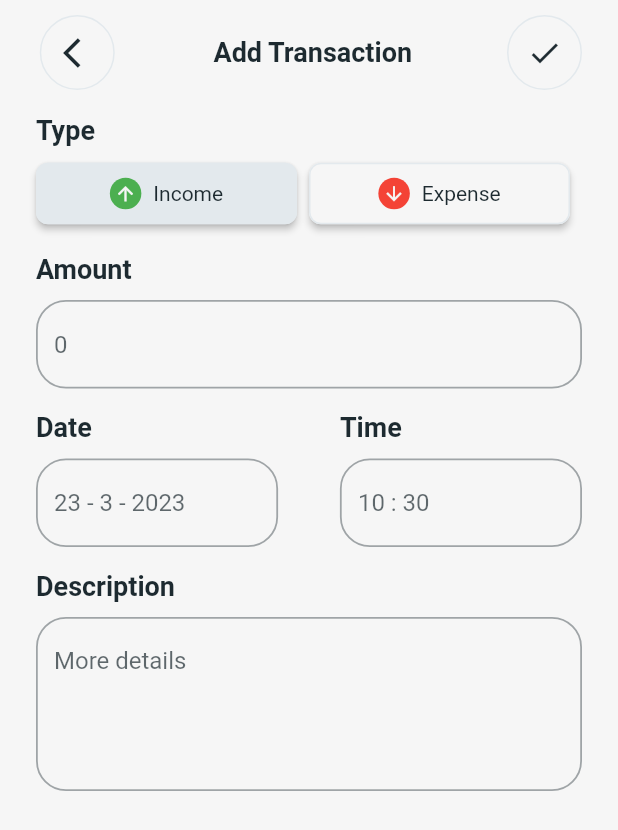
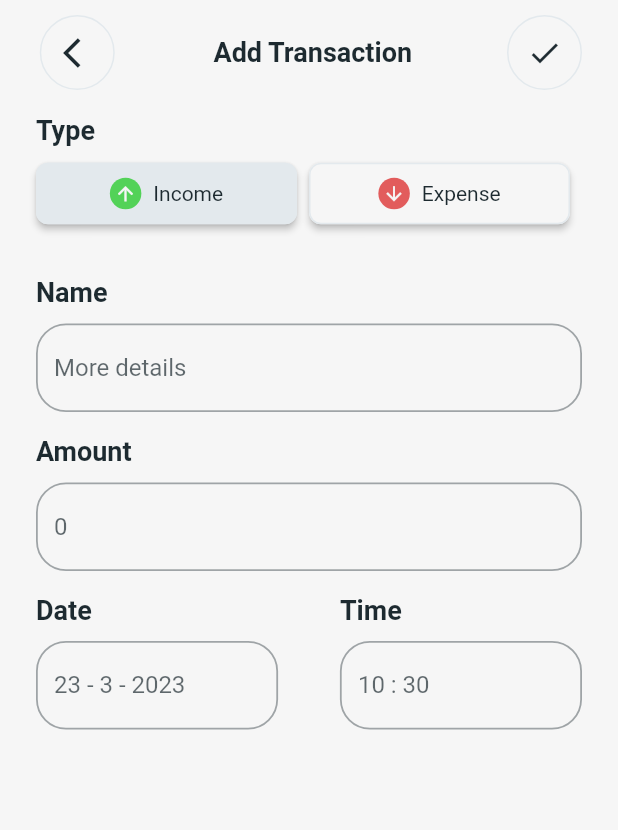
Before and after one commit to wiredsandbox/fundli-app, a Flutter app: the CreateTransactions screen opened directly, on a phone screen of 412 x 824 dp. Shown: the top 830 px of the screen. Run offline on Flutter 3.47's test engine with Material 2 defaults, Android fonts, the phone set to English and light mode, and no system bars; our stand-ins replace dio; accounts and stored records are empty.

Commit message:
update create transaction layout and changed primary swatch

```diff
--- a/lib/main.dart
+++ b/lib/main.dart
@@ -26,6 +26,7 @@ class MyApp extends StatelessWidget {
   Widget build(BuildContext context) {
     return MaterialApp(
       theme: ThemeData(
+        primarySwatch: Colors.blueGrey,
         scaffoldBackgroundColor: kScaffoldBackground,
         textTheme: const TextTheme(
           bodyMedium: TextStyle(
--- a/lib/pages/create_transactions.dart
+++ b/lib/pages/create_transactions.dart
@@ -116,7 +116,7 @@ class _CreateTransactionsState extends State<CreateTransactions> {
                       'label': 'Income',
                       'icon': const {
                         'iconData': Icons.arrow_upward_outlined,
-                        'color': Colors.green,
+                        'color': Color(0xff53D258),
                         'containerIcon': true,
                       },
                       'onTap': () {
@@ -129,7 +129,7 @@ class _CreateTransactionsState extends State<CreateTransactions> {
                       'label': 'Expense',
                       'icon': const {
                         'iconData': Icons.arrow_downward_outlined,
-                        'color': Colors.red,
+                        'color': Color(0xffE25C5C),
                         'containerIcon': true,
                       },
                       'onTap': () {
@@ -140,51 +140,20 @@ class _CreateTransactionsState extends State<CreateTransactions> {
                     }
                   ],
                 ),
-                // AddTransactionCategory(
-                //   categoryName: "Category",
-                //   currentSelected: categoryIndex,
-                //   buttonDetails: [
-                //     {
-                //       'label': 'Shopping',
-                //       'icon': const {
-                //         'iconData': Icons.shopping_bag_outlined,
-                //         'color': Colors.green,
-                //         'containerIcon': false,
-                //       },
-                //       'onTap': () {
-                //         setState(() {
-                //           categoryIndex = 0;
-                //         });
-                //       }
-                //     },
-                //     {
-                //       'label': 'Food',
-                //       'icon': const {
-                //         'iconData': Icons.fastfood_outlined,
-                //         'color': Colors.green,
-                //         'containerIcon': false,
-                //       },
-                //       'onTap': () {
-                //         setState(() {
-                //           categoryIndex = 1;
-                //         });
-                //       }
-                //     },
-                //     {
-                //       'label': 'Transport',
-                //       'icon': const {
-                //         'iconData': Icons.car_repair_outlined,
-                //         'color': Colors.green,
-                //         'containerIcon': false,
-                //       },
-                //       'onTap': () {
-                //         setState(() {
-                //           categoryIndex = 2;
-                //         });
-                //       }
-                //     },
-                //   ],
-                // ),
+                CustomTextField(
+                  label: "Name",
+                  controller: _descriptionController,
+                  hintText: "More details",
+                  obscureText: false,
+                  textInputType: TextInputType.text,
+                  suffixWidget: null,
+                  labelTextStyle: const TextStyle(
+                    color: kPrimary,
+                    fontSize: 18,
+                    fontWeight: FontWeight.w600,
+                  ),
+                ),
+                const SizedBox(height: 16),
                 CustomTextField(
                   topPadding: 0,
                   label: "Amount",
@@ -242,20 +211,6 @@ class _CreateTransactionsState extends State<CreateTransactions> {
                     ),
                   ],
                 ),
-                CustomTextField(
-                  maxLines: 4,
-                  label: "Description",
-                  controller: _descriptionController,
-                  hintText: "More details",
-                  obscureText: false,
-                  textInputType: TextInputType.text,
-                  suffixWidget: null,
-                  labelTextStyle: const TextStyle(
-                    color: kPrimary,
-                    fontSize: 18,
-                    fontWeight: FontWeight.w600,
-                  ),
-                ),
               ],
             ),
           ),
```
